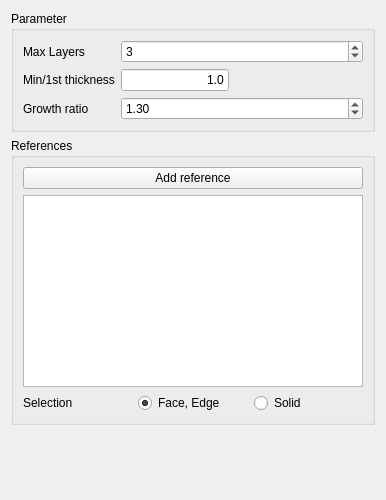
Before: the Qt Designer form src/Mod/Fem/Gui/Resources/ui/MeshBoundaryLayer.ui in berndhahnebach/All_FreeCAD, drawn with Qt 5.
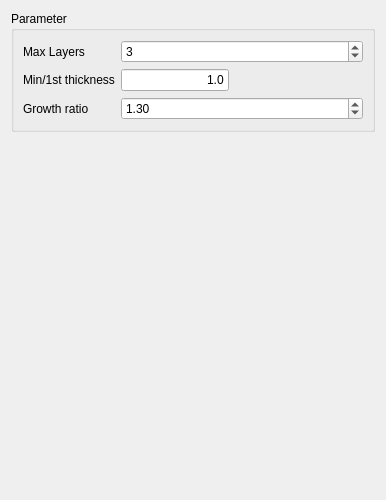
After: the same form once the commit is applied. Custom widgets are drawn as their Qt base class.

Commit message: FEM: Python geometry selection class, use it for gmsh mesh boundary layer

```diff
--- a/src/Mod/Fem/Gui/Resources/ui/MeshBoundaryLayer.ui
+++ b/src/Mod/Fem/Gui/Resources/ui/MeshBoundaryLayer.ui
@@ -117,53 +117,6 @@
      </layout>
     </widget>
    </item>
-   <item>
-    <widget class="QGroupBox" name="groupBox_1">
-     <property name="title">
-      <string>References</string>
-     </property>
-     <layout class="QVBoxLayout" name="verticalLayout_2">
-      <item>
-       <widget class="QPushButton" name="pushButton_Reference">
-        <property name="text">
-         <string>Add reference</string>
-        </property>
-       </widget>
-      </item>
-      <item>
-       <widget class="QListWidget" name="list_References"/>
-      </item>
-      <item>
-       <layout class="QGridLayout" name="gridLayout">
-        <item row="0" column="2">
-         <widget class="QRadioButton" name="rb_solid">
-          <property name="text">
-           <string>Solid</string>
-          </property>
-         </widget>
-        </item>
-        <item row="0" column="1">
-         <widget class="QRadioButton" name="rb_standard">
-          <property name="text">
-           <string>Face, Edge</string>
-          </property>
-          <property name="checked">
-           <bool>true</bool>
-          </property>
-         </widget>
-        </item>
-        <item row="0" column="0">
-         <widget class="QLabel" name="l_label_text_5">
-          <property name="text">
-           <string>&lt;html&gt;&lt;head/&gt;&lt;body&gt;&lt;p&gt;Selection&lt;/p&gt;&lt;/body&gt;&lt;/html&gt;</string>
-          </property>
-         </widget>
-        </item>
-       </layout>
-      </item>
-     </layout>
-    </widget>
-   </item>
    <item>
     <spacer name="verticalSpacer_2">
      <property name="orientation">
```
Left out of the diff: 14 changed lines with no effect on the pictures. The commit also changes 1 other file.
